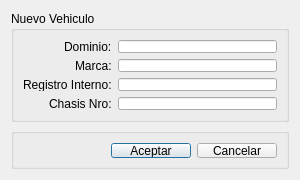
The window that src/ui/DialogAltaVehiculo.ui (guilleurrutia10/division-transporte) describes before a commit, drawn with Qt 5.
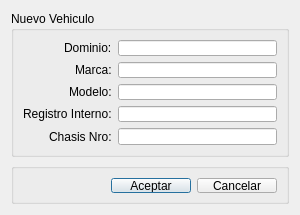
The same window after the commit.

The edit to the form file:
```diff
--- a/src/ui/DialogAltaVehiculo.ui
+++ b/src/ui/DialogAltaVehiculo.ui
@@ -7,19 +7,19 @@
     <x>0</x>
     <y>0</y>
     <width>300</width>
-    <height>180</height>
+    <height>215</height>
    </rect>
   </property>
   <property name="minimumSize">
    <size>
     <width>300</width>
-    <height>180</height>
+    <height>215</height>
    </size>
   </property>
   <property name="maximumSize">
    <size>
     <width>300</width>
-    <height>180</height>
+    <height>222</height>
    </size>
   </property>
   <property name="windowTitle">
@@ -52,7 +52,7 @@
       <item row="0" column="1">
        <widget class="QLineEdit" name="lineEditDominio"/>
       </item>
-      <item row="2" column="0">
+      <item row="3" column="0">
        <widget class="QLabel" name="label_3">
         <property name="text">
          <string>Registro Interno:</string>
@@ -62,19 +62,29 @@
       <item row="1" column="1">
        <widget class="QLineEdit" name="lineEditMarca"/>
       </item>
-      <item row="2" column="1">
-       <widget class="QLineEdit" name="lineEditRegistroInterno"/>
-      </item>
       <item row="3" column="1">
+       <widget class="QLineEdit" name="lineEditRegistroInterno"/>
+      </item>
+      <item row="4" column="1">
        <widget class="QLineEdit" name="lineEditChasisNro"/>
       </item>
-      <item row="3" column="0">
+      <item row="4" column="0">
        <widget class="QLabel" name="label_4">
         <property name="text">
          <string>Chasis Nro:</string>
         </property>
        </widget>
       </item>
+      <item row="2" column="0">
+       <widget class="QLabel" name="label_5">
+        <property name="text">
+         <string>Modelo:</string>
+        </property>
+       </widget>
+      </item>
+      <item row="2" column="1">
+       <widget class="QLineEdit" name="lineEdit"/>
+      </item>
      </layout>
     </widget>
    </item>
```
